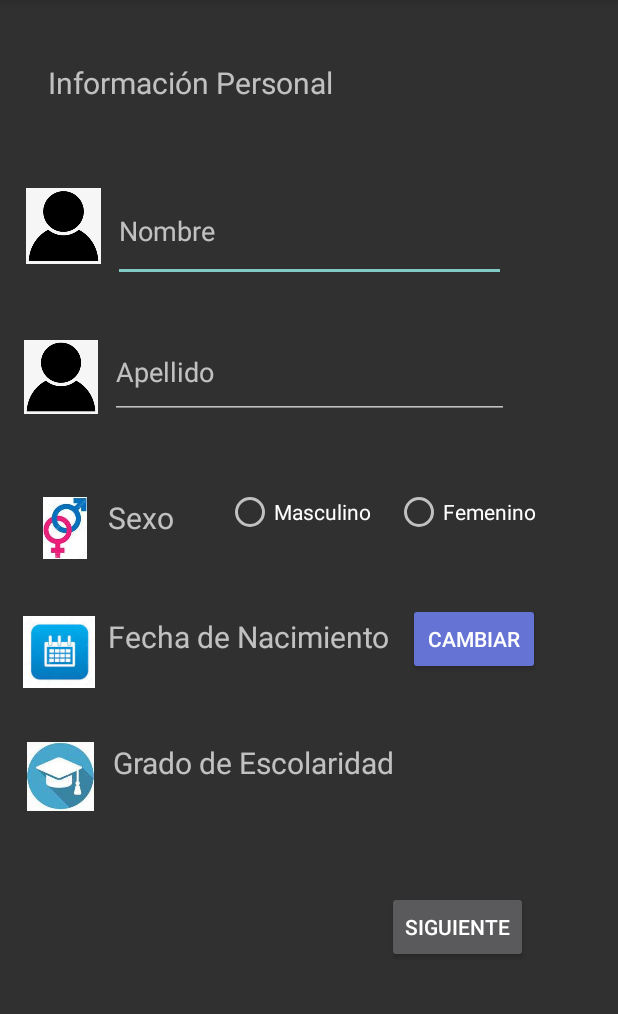
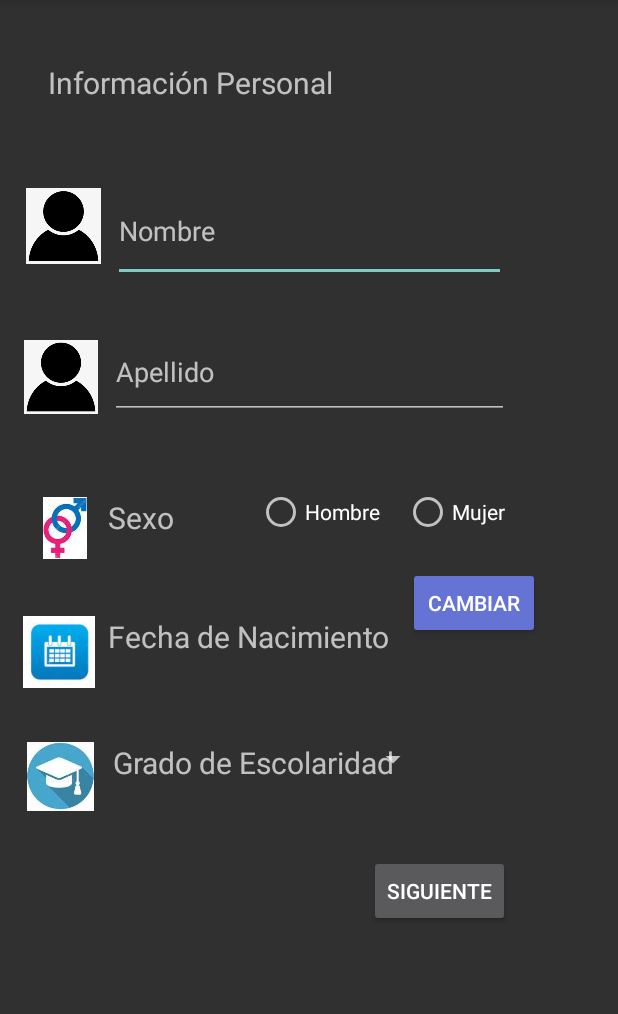
Before and after one commit to juangrestrepo/LasbCM20221-Gr10, an Android app: the screen it shows after launch (MainActivity), on a phone screen of 412 x 824 dp, the part 84-1098 px from its top. Run offline under Robolectric (Android 15) with nearby library versions, the phone set to English and light mode, and no system bars.

Commit message:
2do Lenguaje implementado

```diff
--- a/Lab1-UI/src/main/java/co/edu/udea/compumovil/gr10/lab1/MainActivity.kt
+++ b/Lab1-UI/src/main/java/co/edu/udea/compumovil/gr10/lab1/MainActivity.kt
@@ -42,7 +42,7 @@ class MainActivity : AppCompatActivity() {
 
         val textView: TextView  = findViewById(R.id.txtFecha)
         val btn: Button = findViewById(R.id.btnCambiarFecha)
-        textView.text = "Fecha de Nacimiento"
+        textView.text = getString(R.string.nacido)
 
         var cal = Calendar.getInstance()
 
--- a/Lab1-UI/src/main/java/co/edu/udea/compumovil/gr10/lab1/MainActivity2.kt
+++ b/Lab1-UI/src/main/java/co/edu/udea/compumovil/gr10/lab1/MainActivity2.kt
@@ -35,11 +35,11 @@ class MainActivity2 : AppCompatActivity() {
         var email = findViewById<EditText>(R.id.editTextTextPersonName)
         var pais = findViewById<AutoCompleteTextView>(R.id.autoCompleteTextView)
         var ciudad = findViewById<AutoCompleteTextView>(R.id.autoCompleteTextView2)
-        Log.e("Télefono" ,  telefono.text.toString())
-        Log.e("Dirección", dirección.text.toString())
-        Log.e("Email", email.text.toString())
-        Log.e("País", pais.text.toString())
-        Log.e("Ciudad", ciudad.text.toString())
+        Log.e(getString(R.string.tel) ,  telefono.text.toString())
+        Log.e(getString(R.string.dir), dirección.text.toString())
+        Log.e(getString(R.string.email), email.text.toString())
+        Log.e(getString(R.string.pais), pais.text.toString())
+        Log.e(getString(R.string.ciudad), ciudad.text.toString())
 
     }
 
--- a/Lab1-UI/src/main/res/layout-land/activity_main.xml
+++ b/Lab1-UI/src/main/res/layout-land/activity_main.xml
@@ -119,7 +119,7 @@
         android:layout_height="wrap_content"
         android:layout_marginStart="224dp"
         android:layout_marginTop="60dp"
-        android:text="@string/naci"
+        android:text="@string/nacido"
         android:textSize="20sp"
         app:layout_constraintStart_toStartOf="parent"
         app:layout_constraintTop_toBottomOf="@+id/txtSexo" />
--- a/Lab1-UI/src/main/res/layout/activity_main.xml
+++ b/Lab1-UI/src/main/res/layout/activity_main.xml
@@ -8,11 +8,14 @@
 
     <Spinner
         android:id="@+id/spinner"
-        android:layout_width="wrap_content"
-        android:layout_height="wrap_content"
+        android:layout_width="218dp"
+        android:layout_height="23dp"
         android:layout_alignBottom="@id/txtGrado"
-        app:layout_constraintStart_toEndOf="@+id/txtGrado"
-        app:layout_constraintTop_toTopOf="@+id/txtGrado"
+        android:layout_marginTop="56dp"
+        app:layout_constraintEnd_toEndOf="parent"
+        app:layout_constraintHorizontal_bias="0.352"
+        app:layout_constraintStart_toStartOf="parent"
+        app:layout_constraintTop_toBottomOf="@+id/txtFecha"
         tools:ignore="MissingConstraints" />
 
     <TextView
@@ -102,22 +105,22 @@
             android:layout_height="wrap_content"
             android:layout_marginRight="16dp"
             android:checked="false"
-            android:text="Masculino" />
+            android:text="@string/h" />
 
         <RadioButton
             android:id="@+id/radio_femenino"
             android:layout_width="wrap_content"
             android:layout_height="wrap_content"
             android:checked="false"
-            android:text="Femenino" />
+            android:text="@string/m" />
     </RadioGroup>
 
     <Button
         android:id="@+id/button"
         android:layout_width="wrap_content"
         android:layout_height="wrap_content"
-        android:layout_marginTop="156dp"
-        android:layout_marginEnd="60dp"
+        android:layout_marginTop="132dp"
+        android:layout_marginEnd="72dp"
         android:onClick="nextActivity"
         android:text="@string/siguiente"
         app:layout_constraintEnd_toEndOf="parent"
@@ -150,7 +153,7 @@
         android:layout_height="wrap_content"
         android:layout_marginStart="72dp"
         android:layout_marginTop="52dp"
-        android:text="@string/naci"
+        android:text="@string/nacido"
         android:textSize="20sp"
         app:layout_constraintStart_toStartOf="parent"
         app:layout_constraintTop_toBottomOf="@+id/txtSexo" />
--- a/Lab1-UI/src/main/res/values/strings.xml
+++ b/Lab1-UI/src/main/res/values/strings.xml
@@ -6,7 +6,7 @@
     <string name="sexo">Sexo</string>
     <string name="h">Hombre</string>
     <string name="m">Mujer</string>
-    <string name="naci">Fecha de Nacimiento</string>
+    <string name="nacido">Fecha de Nacimiento</string>
     <string name="grado">Grado de Escolaridad</string>
     <string name="siguiente">Siguiente</string>
     <string name="cambiar">Cambiar</string>
@@ -16,7 +16,7 @@
     <string name="dir">Dirección</string>
     <string name="pais">País</string>
     <string name="ciudad">Ciudad</string>
-    <string name="nacio">Nació en</string>
+    <string name="nacio">Birthday</string>
 
     <string name="selected_item">Selected item:</string>
 
```
Also changed, not shown: 1 other file.
